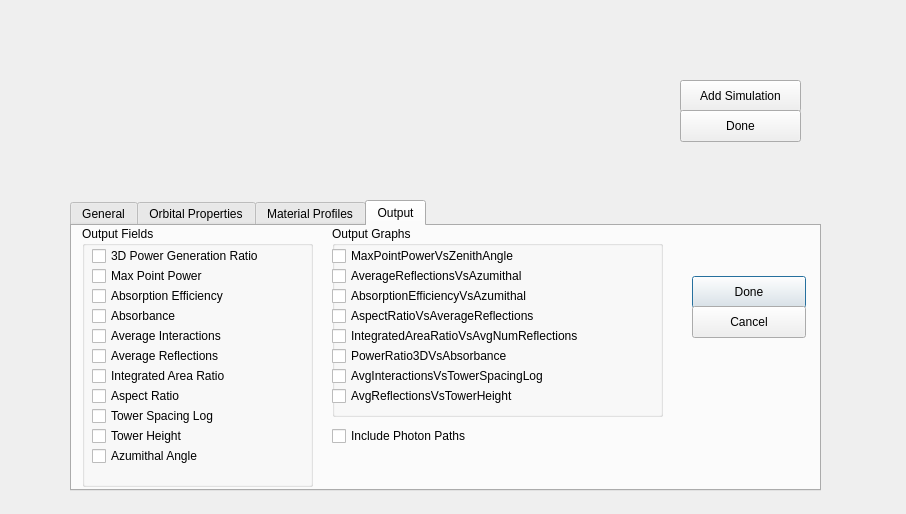
This is XMLWidget/inputpage.ui in agiron123/3DPhotovoltaics as Qt 5 draws it before an edit. The edited form follows.
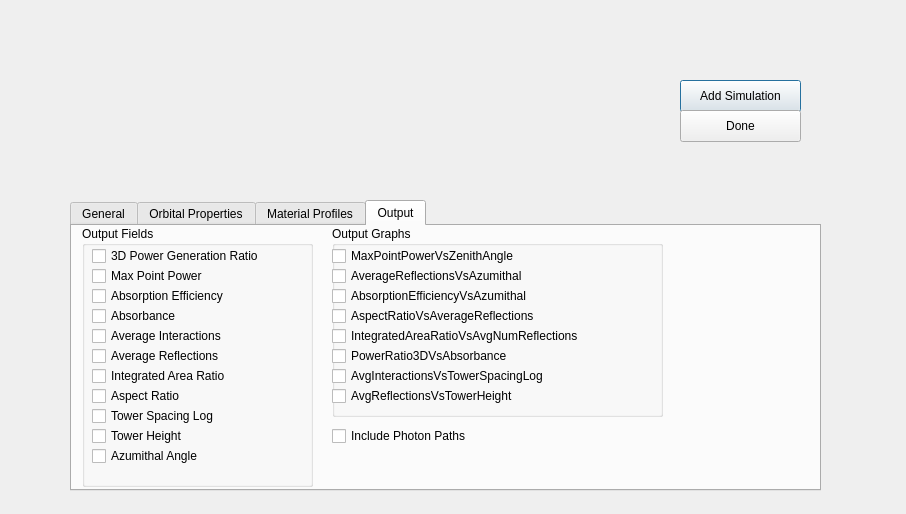
This is the edited form. The open tabs and pages were chosen to show the change.

Commit message: Added panel width and panel height fields to GUI.

Diff of the .ui file:
```diff
--- a/XMLWidget/inputpage.ui
+++ b/XMLWidget/inputpage.ui
@@ -864,32 +864,6 @@
       </property>
      </widget>
     </widget>
-    <widget class="QPushButton" name="pushButton_10">
-     <property name="geometry">
-      <rect>
-       <x>620</x>
-       <y>50</y>
-       <width>114</width>
-       <height>32</height>
-      </rect>
-     </property>
-     <property name="text">
-      <string>Done</string>
-     </property>
-    </widget>
-    <widget class="QPushButton" name="pushButton_11">
-     <property name="geometry">
-      <rect>
-       <x>620</x>
-       <y>80</y>
-       <width>114</width>
-       <height>32</height>
-      </rect>
-     </property>
-     <property name="text">
-      <string>Cancel</string>
-     </property>
-    </widget>
     <widget class="QCheckBox" name="include_paths">
      <property name="geometry">
       <rect>
```
Left out of the diff: 2 changed lines with no effect on the pictures. The commit also changes 2 other files.
